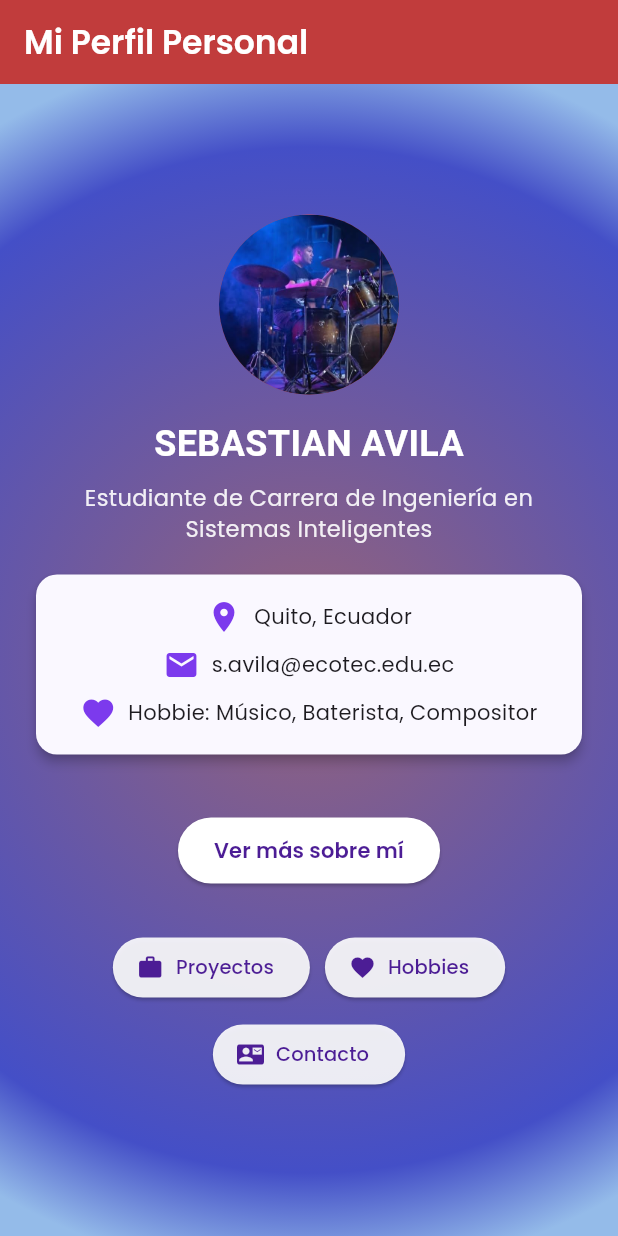
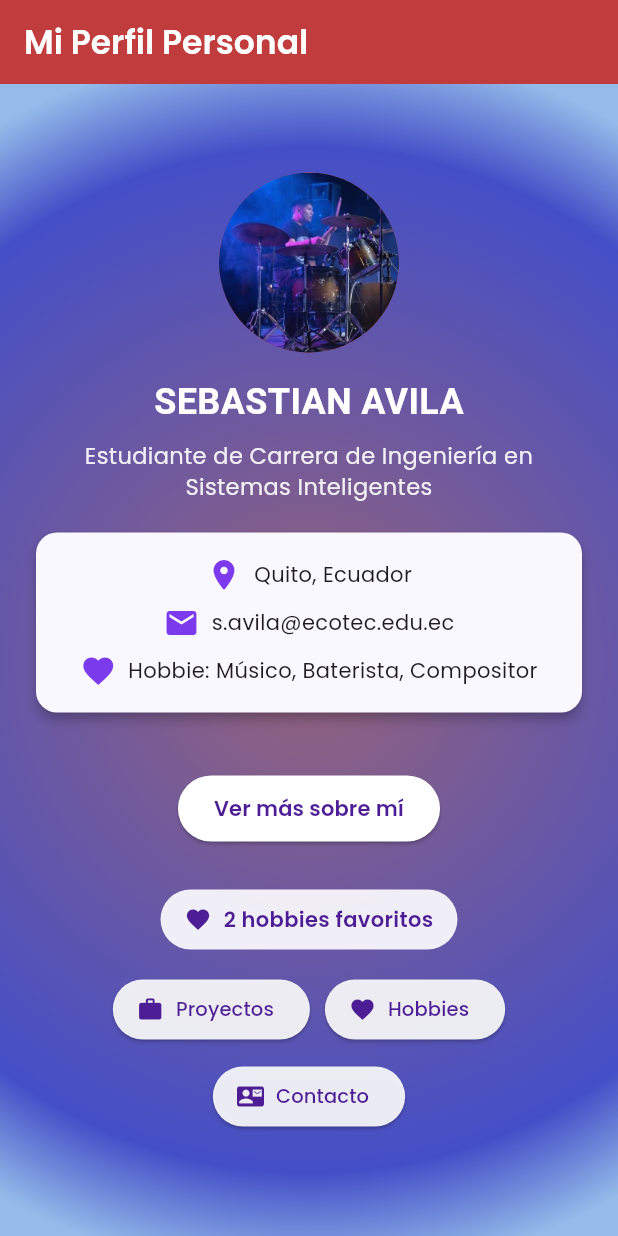
Before and after one commit to SEBASSAVILA/mi_primera_appflutter, a Flutter app: the screen it shows after launch, on a phone screen of 412 x 824 dp. Run offline on Flutter 3.47's test engine with Material 3 defaults, Android fonts, the phone set to English and light mode, and no system bars; our stand-ins replace google_fonts.

Commit message:
Creacion de widgets reutilizables

```diff
--- a/lib/screens/home_screen.dart
+++ b/lib/screens/home_screen.dart
@@ -1,6 +1,9 @@
 import 'package:flutter/material.dart';
 import 'package:google_fonts/google_fonts.dart';
 import '../theme/app_colors.dart';
+//Imporptamos el provider para poder escuchar los cambios en FavoritosProvider
+import 'package:provider/provider.dart';
+import '../providers/favoritos_provider.dart';
 
 class HomeScreen extends StatefulWidget {
   const HomeScreen({super.key});
@@ -160,7 +163,35 @@ class _HomeScreenState extends State<HomeScreen> {
                     style: GoogleFonts.poppins(fontWeight: FontWeight.w600),
                   ),
                 ),
-                const SizedBox(height: 30),
+                 const SizedBox(height: 30),
+                // Contador de favoritos usando Provider (Actividad 3)
+                Consumer<FavoritosProvider>(
+                  builder: (context, favoritosProvider, child) {
+                    return Container(
+                      margin: const EdgeInsets.symmetric(horizontal: 24),
+                      padding: const EdgeInsets.symmetric(horizontal: 16, vertical: 10),
+                      decoration: BoxDecoration(
+                        color: Colors.white.withValues(alpha: 0.9),
+                        borderRadius: BorderRadius.circular(20),
+                      ),
+                      child: Row(
+                        mainAxisSize: MainAxisSize.min,
+                        children: [
+                          const Icon(Icons.favorite, color: AppColors.terracotaOscuro, size: 18),
+                          const SizedBox(width: 8),
+                          Text(
+                            '${favoritosProvider.cantidadFavoritos} hobbies favoritos',
+                            style: GoogleFonts.poppins(
+                              fontWeight: FontWeight.w600,
+                              color: AppColors.terracotaOscuro,
+                            ),
+                          ),
+                        ],
+                      ),
+                    );
+                  },
+                ),
+                const SizedBox(height: 16),
                 // Botón para navegar a las nuevas secciones (Actividad 2)
                 Padding(
                   padding: const EdgeInsets.symmetric(horizontal: 24),
```
